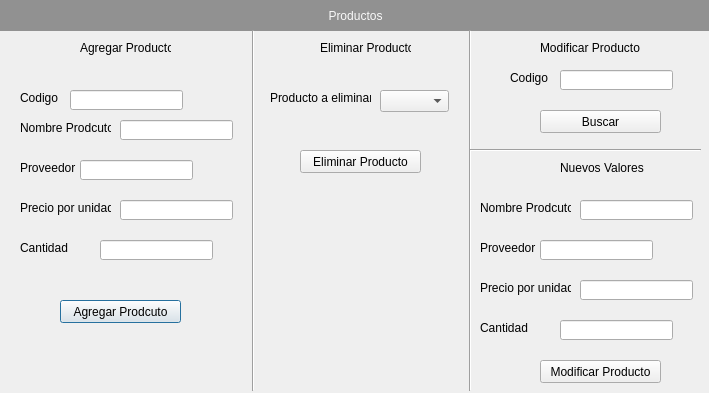
Before: the Qt Designer form Views/opcionesProductos.ui in Shxlock/ProyectoFerreteria, drawn with Qt 5.
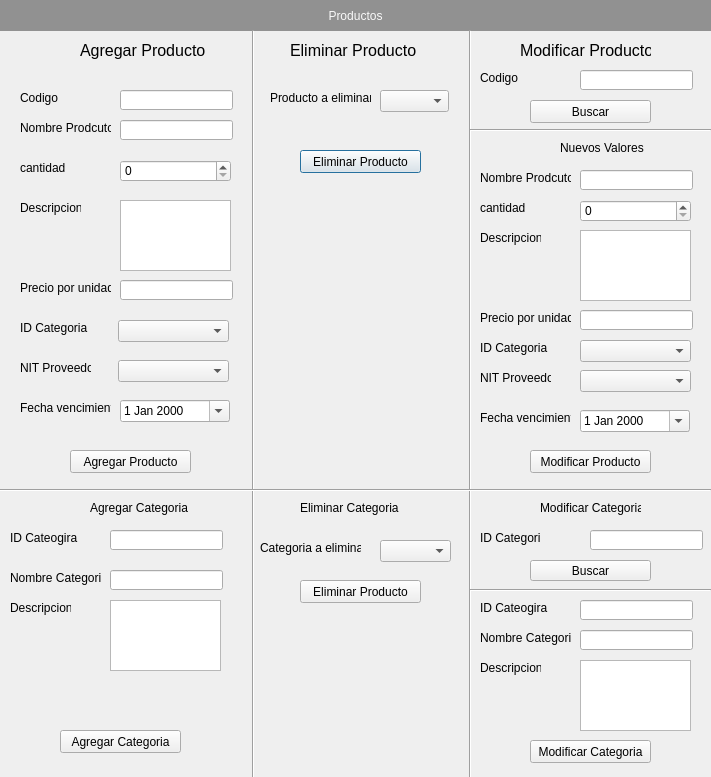
After: the same form once the commit is applied. Icons and pictures are not drawn.

What changed in the file:
```diff
--- a/Views/opcionesProductos.ui
+++ b/Views/opcionesProductos.ui
@@ -6,8 +6,8 @@
    <rect>
     <x>0</x>
     <y>0</y>
-    <width>709</width>
-    <height>393</height>
+    <width>711</width>
+    <height>777</height>
    </rect>
   </property>
   <property name="windowTitle">
@@ -39,31 +39,21 @@
     <rect>
      <x>80</x>
      <y>40</y>
-     <width>91</width>
-     <height>16</height>
+     <width>131</width>
+     <height>21</height>
     </rect>
    </property>
-   <property name="text">
-    <string>Agregar Producto</string>
+   <property name="styleSheet">
+    <string notr="true">font: 8pt &quot;Arial&quot;;</string>
    </property>
-  </widget>
-  <widget class="QPushButton" name="pushButton">
-   <property name="geometry">
-    <rect>
-     <x>60</x>
-     <y>300</y>
-     <width>121</width>
-     <height>23</height>
-    </rect>
-   </property>
    <property name="text">
-    <string>Agregar Prodcuto</string>
+    <string>&lt;html&gt;&lt;head/&gt;&lt;body&gt;&lt;p&gt;&lt;span style=&quot; font-size:12pt;&quot;&gt;Agregar Producto&lt;/span&gt;&lt;/p&gt;&lt;/body&gt;&lt;/html&gt;</string>
    </property>
   </widget>
   <widget class="QLineEdit" name="lineEdit">
    <property name="geometry">
     <rect>
-     <x>70</x>
+     <x>120</x>
      <y>90</y>
      <width>113</width>
      <height>20</height>
@@ -116,24 +106,14 @@
     </rect>
    </property>
    <property name="text">
-    <string>Proveedor</string>
-   </property>
-  </widget>
-  <widget class="QLineEdit" name="lineEdit_3">
-   <property name="geometry">
-    <rect>
-     <x>80</x>
-     <y>160</y>
-     <width>113</width>
-     <height>20</height>
-    </rect>
+    <string>cantidad</string>
    </property>
   </widget>
   <widget class="QLabel" name="label_6">
    <property name="geometry">
     <rect>
      <x>20</x>
-     <y>200</y>
+     <y>280</y>
      <width>91</width>
      <height>16</height>
     </rect>
@@ -146,30 +126,7 @@
    <property name="geometry">
     <rect>
      <x>120</x>
-     <y>200</y>
-     <width>113</width>
-     <height>20</height>
-    </rect>
-   </property>
-  </widget>
-  <widget class="QLabel" name="label_7">
-   <property name="geometry">
-    <rect>
-     <x>20</x>
-     <y>240</y>
-     <width>91</width>
-     <height>16</height>
-    </rect>
-   </property>
-   <property name="text">
-    <string>Cantidad</string>
-   </property>
-  </widget>
-  <widget class="QLineEdit" name="lineEdit_5">
-   <property name="geometry">
-    <rect>
-     <x>100</x>
-     <y>240</y>
+     <y>280</y>
      <width>113</width>
      <height>20</height>
     </rect>
@@ -181,26 +138,13 @@
      <x>243</x>
      <y>30</y>
      <width>20</width>
-     <height>361</height>
+     <height>751</height>
     </rect>
    </property>
    <property name="orientation">
     <enum>Qt::Vertical</enum>
    </property>
   </widget>
-  <widget class="QLabel" name="label_8">
-   <property name="geometry">
-    <rect>
-     <x>320</x>
-     <y>40</y>
-     <width>91</width>
-     <height>16</height>
-    </rect>
-   </property>
-   <property name="text">
-    <string>Eliminar Producto</string>
-   </property>
-  </widget>
   <widget class="QLabel" name="label_9">
    <property name="geometry">
     <rect>
@@ -243,30 +187,17 @@
      <x>460</x>
      <y>30</y>
      <width>20</width>
-     <height>361</height>
+     <height>751</height>
     </rect>
    </property>
    <property name="orientation">
     <enum>Qt::Vertical</enum>
    </property>
   </widget>
-  <widget class="QLabel" name="label_10">
-   <property name="geometry">
-    <rect>
-     <x>540</x>
-     <y>40</y>
-     <width>101</width>
-     <height>16</height>
-    </rect>
-   </property>
-   <property name="text">
-    <string>Modificar Producto</string>
-   </property>
-  </widget>
   <widget class="QLabel" name="label_11">
    <property name="geometry">
     <rect>
-     <x>510</x>
+     <x>480</x>
      <y>70</y>
      <width>51</width>
      <height>16</height>
@@ -279,7 +210,7 @@
   <widget class="QLineEdit" name="lineEdit_6">
    <property name="geometry">
     <rect>
-     <x>560</x>
+     <x>580</x>
      <y>70</y>
      <width>113</width>
      <height>20</height>
@@ -289,8 +220,8 @@
   <widget class="QPushButton" name="pushButton_3">
    <property name="geometry">
     <rect>
-     <x>540</x>
-     <y>110</y>
+     <x>530</x>
+     <y>100</y>
      <width>121</width>
      <height>23</height>
     </rect>
@@ -303,8 +234,8 @@
    <property name="geometry">
     <rect>
      <x>470</x>
-     <y>140</y>
-     <width>231</width>
+     <y>120</y>
+     <width>241</width>
      <height>20</height>
     </rect>
    </property>
@@ -316,7 +247,7 @@
    <property name="geometry">
     <rect>
      <x>480</x>
-     <y>200</y>
+     <y>170</y>
      <width>91</width>
      <height>16</height>
     </rect>
@@ -325,57 +256,462 @@
     <string>Nombre Prodcuto</string>
    </property>
   </widget>
+  <widget class="QLineEdit" name="nuevo_nombre_producto">
+   <property name="geometry">
+    <rect>
+     <x>580</x>
+     <y>170</y>
+     <width>113</width>
+     <height>20</height>
+    </rect>
+   </property>
+  </widget>
+  <widget class="QPushButton" name="btnModificar">
+   <property name="geometry">
+    <rect>
+     <x>530</x>
+     <y>450</y>
+     <width>121</width>
+     <height>23</height>
+    </rect>
+   </property>
+   <property name="text">
+    <string>Modificar Producto</string>
+   </property>
+  </widget>
+  <widget class="QLabel" name="label_16">
+   <property name="geometry">
+    <rect>
+     <x>560</x>
+     <y>140</y>
+     <width>101</width>
+     <height>16</height>
+    </rect>
+   </property>
+   <property name="text">
+    <string>Nuevos Valores</string>
+   </property>
+  </widget>
+  <widget class="QLabel" name="label_17">
+   <property name="geometry">
+    <rect>
+     <x>570</x>
+     <y>0</y>
+     <width>41</width>
+     <height>31</height>
+    </rect>
+   </property>
+   <property name="text">
+    <string/>
+   </property>
+   <property name="pixmap">
+    <pixmap resource="Desktop/ProyectoADSO/Recursos/imagenesPyQt5.qrc">:/logoFerreteria/logoferreteria.png-HD.png</pixmap>
+   </property>
+   <property name="scaledContents">
+    <bool>true</bool>
+   </property>
+  </widget>
+  <widget class="QSpinBox" name="cantidad_producto">
+   <property name="geometry">
+    <rect>
+     <x>120</x>
+     <y>160</y>
+     <width>111</width>
+     <height>22</height>
+    </rect>
+   </property>
+  </widget>
+  <widget class="QLabel" name="label_18">
+   <property name="geometry">
+    <rect>
+     <x>20</x>
+     <y>200</y>
+     <width>61</width>
+     <height>16</height>
+    </rect>
+   </property>
+   <property name="text">
+    <string>Descripcion</string>
+   </property>
+  </widget>
+  <widget class="QPlainTextEdit" name="descripcion_producto">
+   <property name="geometry">
+    <rect>
+     <x>120</x>
+     <y>200</y>
+     <width>111</width>
+     <height>71</height>
+    </rect>
+   </property>
+  </widget>
+  <widget class="QComboBox" name="id_categoria_producto">
+   <property name="geometry">
+    <rect>
+     <x>118</x>
+     <y>320</y>
+     <width>111</width>
+     <height>22</height>
+    </rect>
+   </property>
+  </widget>
+  <widget class="QComboBox" name="nit_proveedor_producto">
+   <property name="geometry">
+    <rect>
+     <x>118</x>
+     <y>360</y>
+     <width>111</width>
+     <height>22</height>
+    </rect>
+   </property>
+  </widget>
+  <widget class="QLabel" name="label_19">
+   <property name="geometry">
+    <rect>
+     <x>20</x>
+     <y>320</y>
+     <width>71</width>
+     <height>16</height>
+    </rect>
+   </property>
+   <property name="text">
+    <string>ID Categoria</string>
+   </property>
+  </widget>
+  <widget class="QLabel" name="label_20">
+   <property name="geometry">
+    <rect>
+     <x>20</x>
+     <y>360</y>
+     <width>71</width>
+     <height>16</height>
+    </rect>
+   </property>
+   <property name="text">
+    <string>NIT Proveedor</string>
+   </property>
+  </widget>
+  <widget class="QLabel" name="label_7">
+   <property name="geometry">
+    <rect>
+     <x>290</x>
+     <y>40</y>
+     <width>131</width>
+     <height>21</height>
+    </rect>
+   </property>
+   <property name="styleSheet">
+    <string notr="true">font: 8pt &quot;Arial&quot;;</string>
+   </property>
+   <property name="text">
+    <string>&lt;html&gt;&lt;head/&gt;&lt;body&gt;&lt;p&gt;&lt;span style=&quot; font-size:12pt;&quot;&gt;Eliminar Producto&lt;/span&gt;&lt;/p&gt;&lt;/body&gt;&lt;/html&gt;</string>
+   </property>
+  </widget>
+  <widget class="QLabel" name="label_8">
+   <property name="geometry">
+    <rect>
+     <x>520</x>
+     <y>40</y>
+     <width>131</width>
+     <height>21</height>
+    </rect>
+   </property>
+   <property name="styleSheet">
+    <string notr="true">font: 8pt &quot;Arial&quot;;</string>
+   </property>
+   <property name="text">
+    <string>&lt;html&gt;&lt;head/&gt;&lt;body&gt;&lt;p&gt;&lt;span style=&quot; font-size:12pt;&quot;&gt;Modificar Producto&lt;/span&gt;&lt;/p&gt;&lt;/body&gt;&lt;/html&gt;</string>
+   </property>
+  </widget>
+  <widget class="QLabel" name="label_22">
+   <property name="geometry">
+    <rect>
+     <x>480</x>
+     <y>230</y>
+     <width>61</width>
+     <height>16</height>
+    </rect>
+   </property>
+   <property name="text">
+    <string>Descripcion</string>
+   </property>
+  </widget>
+  <widget class="QComboBox" name="nuevo_nit_proveedor_producto">
+   <property name="geometry">
+    <rect>
+     <x>580</x>
+     <y>370</y>
+     <width>111</width>
+     <height>22</height>
+    </rect>
+   </property>
+  </widget>
+  <widget class="QLabel" name="label_10">
+   <property name="geometry">
+    <rect>
+     <x>480</x>
+     <y>200</y>
+     <width>61</width>
+     <height>16</height>
+    </rect>
+   </property>
+   <property name="text">
+    <string>cantidad</string>
+   </property>
+  </widget>
+  <widget class="QLabel" name="label_24">
+   <property name="geometry">
+    <rect>
+     <x>10</x>
+     <y>530</y>
+     <width>71</width>
+     <height>16</height>
+    </rect>
+   </property>
+   <property name="text">
+    <string>ID Cateogira</string>
+   </property>
+  </widget>
+  <widget class="QLineEdit" name="agrNombreProducto">
+   <property name="geometry">
+    <rect>
+     <x>110</x>
+     <y>570</y>
+     <width>113</width>
+     <height>20</height>
+    </rect>
+   </property>
+  </widget>
+  <widget class="QSpinBox" name="nuevo_nombre_producto_2">
+   <property name="geometry">
+    <rect>
+     <x>580</x>
+     <y>200</y>
+     <width>111</width>
+     <height>22</height>
+    </rect>
+   </property>
+  </widget>
+  <widget class="QLabel" name="label_25">
+   <property name="geometry">
+    <rect>
+     <x>480</x>
+     <y>310</y>
+     <width>91</width>
+     <height>16</height>
+    </rect>
+   </property>
+   <property name="text">
+    <string>Precio por unidad</string>
+   </property>
+  </widget>
+  <widget class="QPlainTextEdit" name="nueva_descripcion_producto">
+   <property name="geometry">
+    <rect>
+     <x>580</x>
+     <y>230</y>
+     <width>111</width>
+     <height>71</height>
+    </rect>
+   </property>
+  </widget>
+  <widget class="QLineEdit" name="nuevo_precio_producto">
+   <property name="geometry">
+    <rect>
+     <x>580</x>
+     <y>310</y>
+     <width>113</width>
+     <height>20</height>
+    </rect>
+   </property>
+  </widget>
+  <widget class="QLineEdit" name="agrProductoId">
+   <property name="geometry">
+    <rect>
+     <x>110</x>
+     <y>530</y>
+     <width>113</width>
+     <height>20</height>
+    </rect>
+   </property>
+  </widget>
+  <widget class="QLabel" name="label_27">
+   <property name="geometry">
+    <rect>
+     <x>480</x>
+     <y>340</y>
+     <width>71</width>
+     <height>16</height>
+    </rect>
+   </property>
+   <property name="text">
+    <string>ID Categoria</string>
+   </property>
+  </widget>
+  <widget class="QLabel" name="label_28">
+   <property name="geometry">
+    <rect>
+     <x>10</x>
+     <y>570</y>
+     <width>91</width>
+     <height>16</height>
+    </rect>
+   </property>
+   <property name="text">
+    <string>Nombre Categoria</string>
+   </property>
+  </widget>
+  <widget class="QLabel" name="label_29">
+   <property name="geometry">
+    <rect>
+     <x>480</x>
+     <y>370</y>
+     <width>71</width>
+     <height>16</height>
+    </rect>
+   </property>
+   <property name="text">
+    <string>NIT Proveedor</string>
+   </property>
+  </widget>
+  <widget class="QComboBox" name="nuevo_id_categoria_producto">
+   <property name="geometry">
+    <rect>
+     <x>580</x>
+     <y>340</y>
+     <width>111</width>
+     <height>22</height>
+    </rect>
+   </property>
+  </widget>
+  <widget class="Line" name="line_4">
+   <property name="geometry">
+    <rect>
+     <x>0</x>
+     <y>480</y>
+     <width>711</width>
+     <height>20</height>
+    </rect>
+   </property>
+   <property name="orientation">
+    <enum>Qt::Horizontal</enum>
+   </property>
+  </widget>
   <widget class="QLabel" name="label_13">
    <property name="geometry">
     <rect>
-     <x>480</x>
-     <y>280</y>
-     <width>91</width>
+     <x>260</x>
+     <y>540</y>
+     <width>101</width>
      <height>16</height>
     </rect>
    </property>
    <property name="text">
-    <string>Precio por unidad</string>
+    <string>Categoria a eliminar</string>
    </property>
   </widget>
-  <widget class="QLineEdit" name="lineEdit_7">
+  <widget class="QComboBox" name="producto_a_eliminar_2">
    <property name="geometry">
     <rect>
-     <x>580</x>
-     <y>280</y>
-     <width>113</width>
-     <height>20</height>
+     <x>380</x>
+     <y>540</y>
+     <width>71</width>
+     <height>22</height>
     </rect>
    </property>
   </widget>
-  <widget class="QLineEdit" name="lineEdit_8">
+  <widget class="QPushButton" name="btnEliminarCategoria">
    <property name="geometry">
     <rect>
-     <x>580</x>
-     <y>200</y>
-     <width>113</width>
-     <height>20</height>
+     <x>300</x>
+     <y>580</y>
+     <width>121</width>
+     <height>23</height>
     </rect>
+   </property>
+   <property name="text">
+    <string>Eliminar Producto</string>
+   </property>
+  </widget>
+  <widget class="QPushButton" name="btnAgregarCategoria">
+   <property name="geometry">
+    <rect>
+     <x>60</x>
+     <y>730</y>
+     <width>121</width>
+     <height>23</height>
+    </rect>
+   </property>
+   <property name="text">
+    <string>Agregar Categoria</string>
    </property>
   </widget>
   <widget class="QLabel" name="label_14">
    <property name="geometry">
     <rect>
-     <x>480</x>
-     <y>240</y>
-     <width>61</width>
-     <height>16</height>
-    </rect>
-   </property>
-   <property name="text">
-    <string>Proveedor</string>
-   </property>
-  </widget>
-  <widget class="QLineEdit" name="lineEdit_9">
-   <property name="geometry">
-    <rect>
      <x>540</x>
-     <y>240</y>
+     <y>500</y>
+     <width>101</width>
+     <height>16</height>
+    </rect>
+   </property>
+   <property name="text">
+    <string>Modificar Categoria</string>
+   </property>
+  </widget>
+  <widget class="QPushButton" name="btnModificarCategoria">
+   <property name="geometry">
+    <rect>
+     <x>530</x>
+     <y>740</y>
+     <width>121</width>
+     <height>23</height>
+    </rect>
+   </property>
+   <property name="text">
+    <string>Modificar Categoria</string>
+   </property>
+  </widget>
+  <widget class="QLineEdit" name="modificar_id_categoria">
+   <property name="geometry">
+    <rect>
+     <x>580</x>
+     <y>600</y>
+     <width>113</width>
+     <height>20</height>
+    </rect>
+   </property>
+  </widget>
+  <widget class="QLabel" name="label_31">
+   <property name="geometry">
+    <rect>
+     <x>480</x>
+     <y>600</y>
+     <width>71</width>
+     <height>16</height>
+    </rect>
+   </property>
+   <property name="text">
+    <string>ID Cateogira</string>
+   </property>
+  </widget>
+  <widget class="QLabel" name="label_32">
+   <property name="geometry">
+    <rect>
+     <x>480</x>
+     <y>630</y>
+     <width>91</width>
+     <height>16</height>
+    </rect>
+   </property>
+   <property name="text">
+    <string>Nombre Categoria</string>
+   </property>
+  </widget>
+  <widget class="QLineEdit" name="modificar_nombre_categoria">
+   <property name="geometry">
+    <rect>
+     <x>580</x>
+     <y>630</y>
      <width>113</width>
      <height>20</height>
     </rect>
@@ -385,20 +721,20 @@
    <property name="geometry">
     <rect>
      <x>480</x>
-     <y>320</y>
-     <width>91</width>
+     <y>530</y>
+     <width>61</width>
      <height>16</height>
     </rect>
    </property>
    <property name="text">
-    <string>Cantidad</string>
+    <string>ID Categoria</string>
    </property>
   </widget>
   <widget class="QLineEdit" name="lineEdit_10">
    <property name="geometry">
     <rect>
-     <x>560</x>
-     <y>320</y>
+     <x>590</x>
+     <y>530</y>
      <width>113</width>
      <height>20</height>
     </rect>
@@ -407,27 +743,164 @@
   <widget class="QPushButton" name="pushButton_4">
    <property name="geometry">
     <rect>
-     <x>540</x>
-     <y>360</y>
+     <x>530</x>
+     <y>560</y>
+     <width>121</width>
+     <height>21</height>
+    </rect>
+   </property>
+   <property name="text">
+    <string>Buscar</string>
+   </property>
+  </widget>
+  <widget class="QDateEdit" name="fecha_vencimiento">
+   <property name="geometry">
+    <rect>
+     <x>120</x>
+     <y>400</y>
+     <width>110</width>
+     <height>22</height>
+    </rect>
+   </property>
+   <property name="calendarPopup">
+    <bool>true</bool>
+   </property>
+  </widget>
+  <widget class="QLabel" name="label_21">
+   <property name="geometry">
+    <rect>
+     <x>20</x>
+     <y>400</y>
+     <width>91</width>
+     <height>16</height>
+    </rect>
+   </property>
+   <property name="text">
+    <string>Fecha vencimiento</string>
+   </property>
+  </widget>
+  <widget class="QPushButton" name="btnAgregarProducto">
+   <property name="geometry">
+    <rect>
+     <x>70</x>
+     <y>450</y>
      <width>121</width>
      <height>23</height>
     </rect>
    </property>
    <property name="text">
-    <string>Modificar Producto</string>
+    <string>Agregar Producto</string>
    </property>
   </widget>
-  <widget class="QLabel" name="label_16">
+  <widget class="Line" name="line_5">
    <property name="geometry">
     <rect>
-     <x>560</x>
-     <y>160</y>
+     <x>470</x>
+     <y>580</y>
+     <width>241</width>
+     <height>20</height>
+    </rect>
+   </property>
+   <property name="orientation">
+    <enum>Qt::Horizontal</enum>
+   </property>
+  </widget>
+  <widget class="QLabel" name="label_23">
+   <property name="geometry">
+    <rect>
+     <x>300</x>
+     <y>500</y>
      <width>101</width>
      <height>16</height>
     </rect>
    </property>
    <property name="text">
-    <string>Nuevos Valores</string>
+    <string>Eliminar Categoria</string>
+   </property>
+  </widget>
+  <widget class="QLabel" name="label_26">
+   <property name="geometry">
+    <rect>
+     <x>90</x>
+     <y>500</y>
+     <width>101</width>
+     <height>16</height>
+    </rect>
+   </property>
+   <property name="text">
+    <string>Agregar Categoria</string>
+   </property>
+  </widget>
+  <widget class="QLabel" name="label_30">
+   <property name="geometry">
+    <rect>
+     <x>480</x>
+     <y>410</y>
+     <width>91</width>
+     <height>16</height>
+    </rect>
+   </property>
+   <property name="text">
+    <string>Fecha vencimiento</string>
+   </property>
+  </widget>
+  <widget class="QDateEdit" name="nueva_fecha_vencimiento">
+   <property name="geometry">
+    <rect>
+     <x>580</x>
+     <y>410</y>
+     <width>110</width>
+     <height>22</height>
+    </rect>
+   </property>
+   <property name="calendarPopup">
+    <bool>true</bool>
+   </property>
+  </widget>
+  <widget class="QLabel" name="label_33">
+   <property name="geometry">
+    <rect>
+     <x>480</x>
+     <y>660</y>
+     <width>61</width>
+     <height>16</height>
+    </rect>
+   </property>
+   <property name="text">
+    <string>Descripcion</string>
+   </property>
+  </widget>
+  <widget class="QPlainTextEdit" name="descripcion_categoria">
+   <property name="geometry">
+    <rect>
+     <x>110</x>
+     <y>600</y>
+     <width>111</width>
+     <height>71</height>
+    </rect>
+   </property>
+  </widget>
+  <widget class="QPlainTextEdit" name="modificar_descripcion">
+   <property name="geometry">
+    <rect>
+     <x>580</x>
+     <y>660</y>
+     <width>111</width>
+     <height>71</height>
+    </rect>
+   </property>
+  </widget>
+  <widget class="QLabel" name="label_34">
+   <property name="geometry">
+    <rect>
+     <x>10</x>
+     <y>600</y>
+     <width>61</width>
+     <height>16</height>
+    </rect>
+   </property>
+   <property name="text">
+    <string>Descripcion</string>
    </property>
   </widget>
  </widget>
```
Left out of the diff: 22 changed lines with no effect on the pictures.
